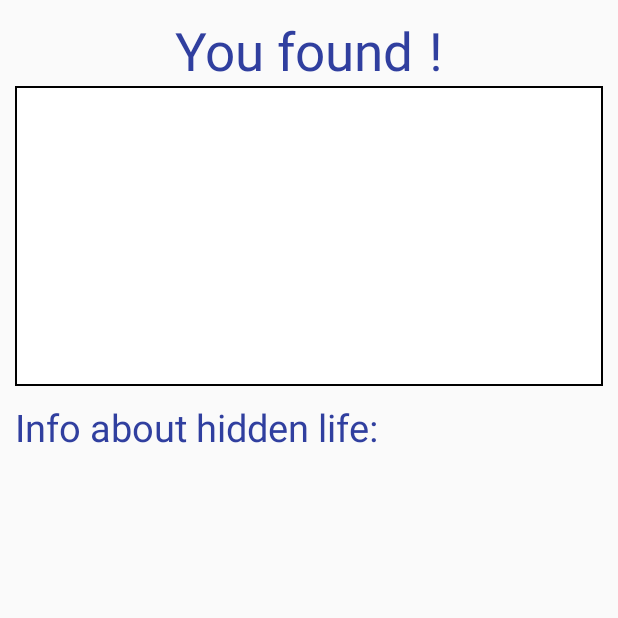
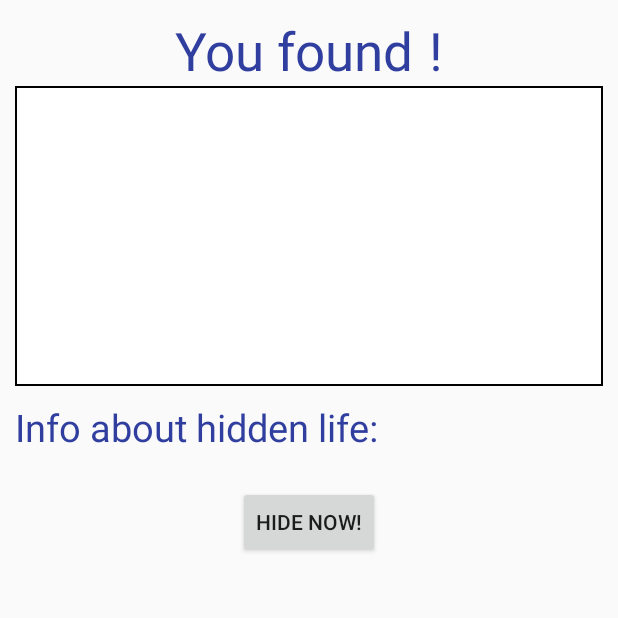
Before and after one commit to chi-jams/FindingTrashPanda, an Android app: the FoundPandaActivity screen opened directly, with no data from a screen before it, on a phone screen of 412 x 824 dp, the top half of it. Run offline under Robolectric (Android 15) with nearby library versions, the light colour scheme and no system bars.

Commit message:
Fixed the NFC launch to go to the home screenn and then launch the fragment, started working on button to re-hide panda once found.

```diff
--- a/app/src/main/java/com/fractalteaparty/findingtrashpanda/FoundPandaActivity.java
+++ b/app/src/main/java/com/fractalteaparty/findingtrashpanda/FoundPandaActivity.java
@@ -18,6 +18,7 @@ import java.util.Locale;
 public class FoundPandaActivity extends SingleFragmentActivity {
 
     String mPayload;
+    private static String PANDA_NAME = "ftp.PandaName.key";
 
     public static Intent newIntent(Context packageContext) {
         Intent intent = new Intent(packageContext, FoundPandaActivity.class);
@@ -25,38 +26,8 @@ public class FoundPandaActivity extends SingleFragmentActivity {
     }
 
     @Override
-    protected void onNewIntent(Intent intent) {
-        super.onNewIntent(intent);
-        if (intent != null && NfcAdapter.ACTION_NDEF_DISCOVERED.equals(intent.getAction())) {
-            Parcelable[] rawMessages =
-                    intent.getParcelableArrayExtra(NfcAdapter.EXTRA_NDEF_MESSAGES);
-            if (rawMessages != null) {
-                NdefMessage[] messages = new NdefMessage[rawMessages.length];
-                for (int i = 0; i < rawMessages.length; i++) {
-                    messages[i] = (NdefMessage) rawMessages[i];
-                }
-                NdefMessage message = (NdefMessage) messages[0];
-                // Process the messages array.
-                System.out.print("Here are the messages: ");
-                System.out.println(messages[0]);
-                try {
-                    mPayload = new String(message.getRecords()[0].getPayload(), "UTF-8");
-                    //this line removes the "en" language encoding at the beginning of the text
-                    mPayload = mPayload.substring(3);
-                } catch (UnsupportedEncodingException e) {
-                    e.printStackTrace();
-                }
-                System.out.println(mPayload);
-            }
-        }
-    }
-
-
-
-    @Override
     protected Fragment createFragment(){
-        System.out.println("Nope I went here");
-        onNewIntent(getIntent());
-        return FoundPandaFragment.newInstance(mPayload);
+        String pandaName = getIntent().getStringExtra(PANDA_NAME);
+        return FoundPandaFragment.newInstance(pandaName);
     }
 }
--- a/app/src/main/java/com/fractalteaparty/findingtrashpanda/FoundPandaFragment.java
+++ b/app/src/main/java/com/fractalteaparty/findingtrashpanda/FoundPandaFragment.java
@@ -1,10 +1,12 @@
 package com.fractalteaparty.findingtrashpanda;
 
+import android.content.Intent;
 import android.os.Bundle;
 import android.support.v4.app.Fragment;
 import android.view.LayoutInflater;
 import android.view.View;
 import android.view.ViewGroup;
+import android.widget.Button;
 import android.widget.ImageView;
 import android.widget.TextView;
 
@@ -18,6 +20,8 @@
     private String mPassedPandaName;
     private ImageView mPandaImage;
     private TextView mPandaInfo;
+    private Button mHideNowButton;
+    private Button mGoBackButtion;
 
     public static FoundPandaFragment newInstance(String mPayload) {
         Bundle args = new Bundle();
@@ -45,6 +49,15 @@
 
         mPandaName.setText(mPassedPandaName);
 
+        mHideNowButton = v.findViewById(R.id.hide_now_button);
+        mHideNowButton.setOnClickListener(new View.OnClickListener() {
+            @Override
+            public void onClick(View v) {
+                Intent i = InstructionsActivity.newIntent(getActivity().getApplicationContext());
+                startActivity(i);
+            }
+        });
+
 
         return v;
     }
--- a/app/src/main/res/layout/fragment_found_panda.xml
+++ b/app/src/main/res/layout/fragment_found_panda.xml
@@ -60,5 +60,18 @@
         android:textColor="#000000"
         android:textSize="16sp"
         tools:text="@string/lorem_ipsum"/>
+    <LinearLayout
+        android:layout_width="wrap_content"
+        android:layout_height="wrap_content"
+        android:layout_gravity="center">
+        <Button
+            android:id="@+id/hide_now_button"
+            android:layout_width="wrap_content"
+            android:layout_height="wrap_content"
+            android:text="@string/hide_now" />
+
+
+    </LinearLayout>
+
 
 </LinearLayout>
```
Also changed, not shown: app/src/main/AndroidManifest.xml (+3 -6 lines), app/src/main/java/com/fractalteaparty/findingtrashpanda/InstructionsFragment.java (+0 -12 lines), app/src/main/java/com/fractalteaparty/findingtrashpanda/ViewPagerActivity.java (+44 -7 lines), app/src/main/res/layout/activity_home_pager.xml (+5 -2 lines), app/src/main/res/layout/fragment_instructions.xml (+5 -9 lines), app/src/main/res/values/strings.xml (+6 -1 lines).
